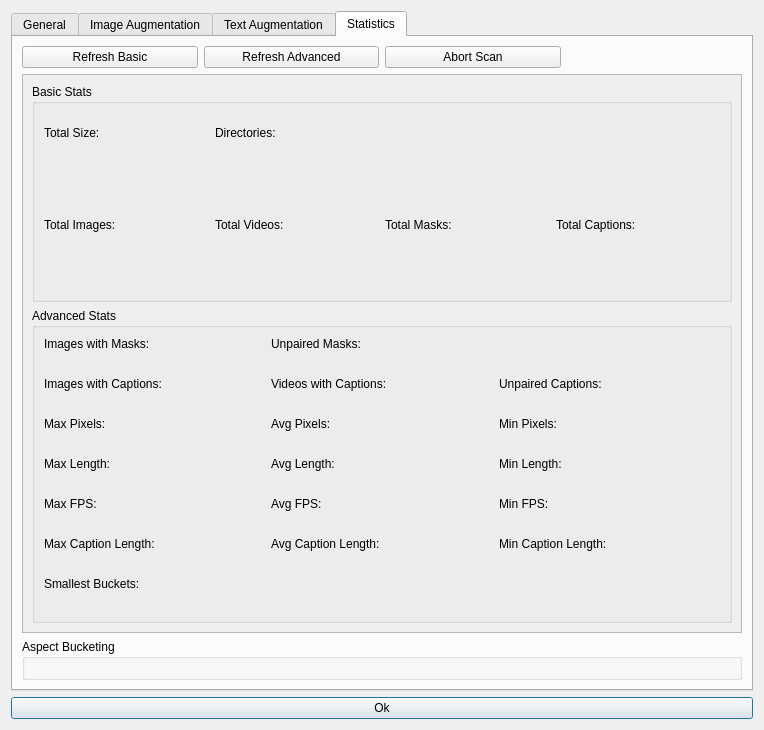
HashakGik/OneTrainer-QT6, file modules/ui/views/windows/concept.ui: the form before one commit.
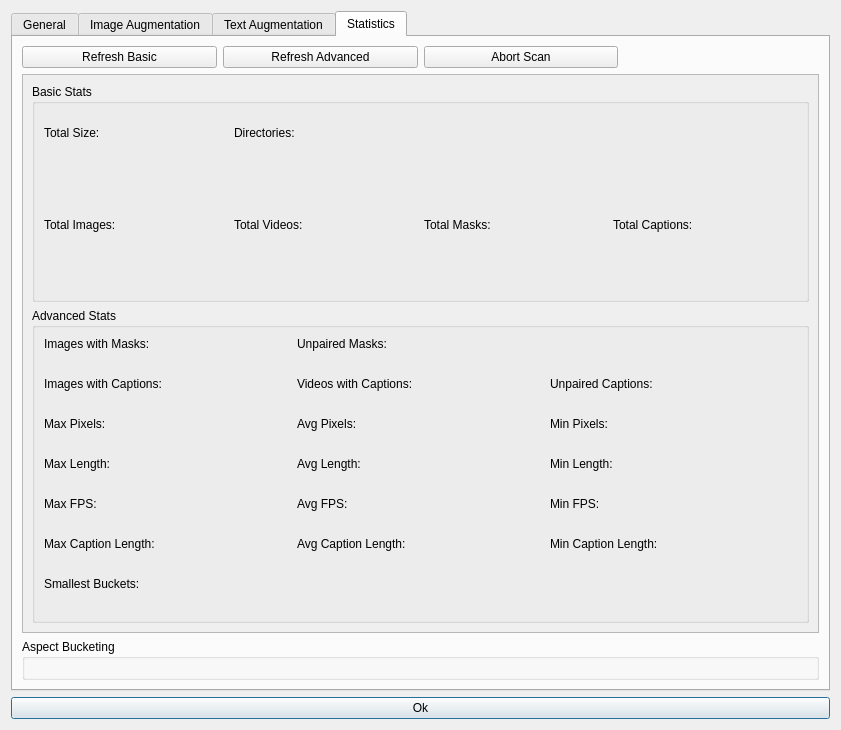
The form after the commit. The open tabs and pages were chosen to show the change.

Commit message: Completed concept window.

```diff
--- a/modules/ui/views/windows/concept.ui
+++ b/modules/ui/views/windows/concept.ui
@@ -9,7 +9,7 @@
    <rect>
     <x>0</x>
     <y>0</y>
-    <width>764</width>
+    <width>841</width>
     <height>730</height>
    </rect>
   </property>
@@ -849,8 +849,8 @@
            <rect>
             <x>0</x>
             <y>0</y>
-            <width>722</width>
-            <height>543</height>
+            <width>484</width>
+            <height>534</height>
            </rect>
           </property>
           <layout class="QVBoxLayout" name="verticalLayout">
```
Left out of the diff: 4 changed lines with no effect on the pictures. The commit also changes 9 other files.
